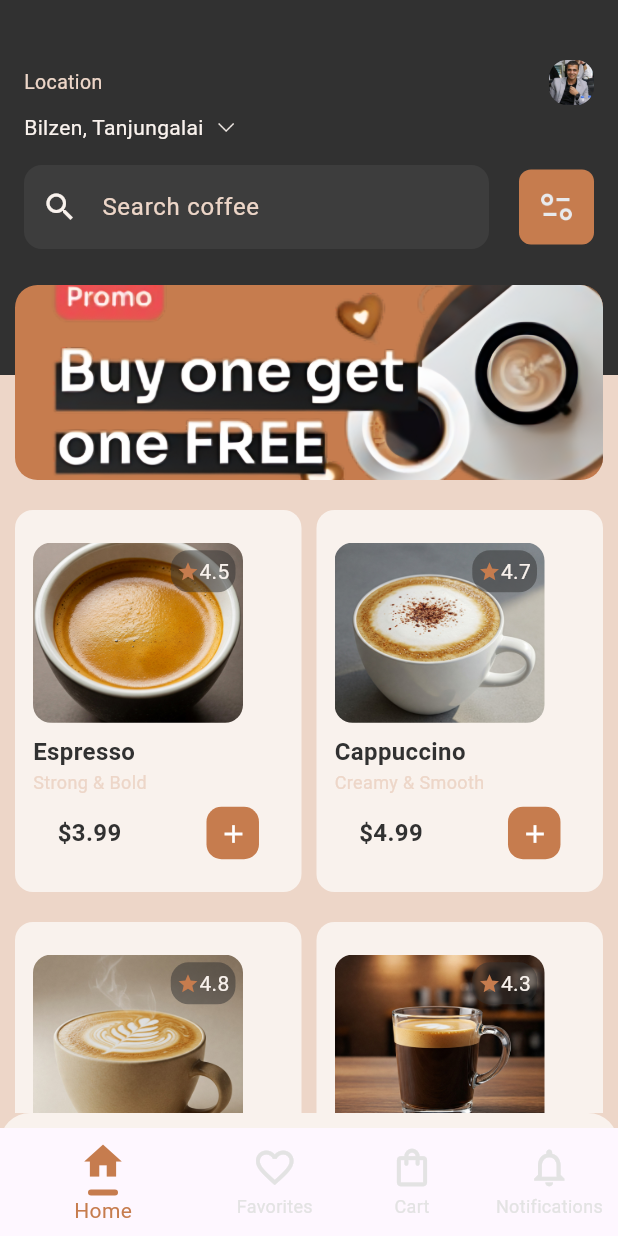
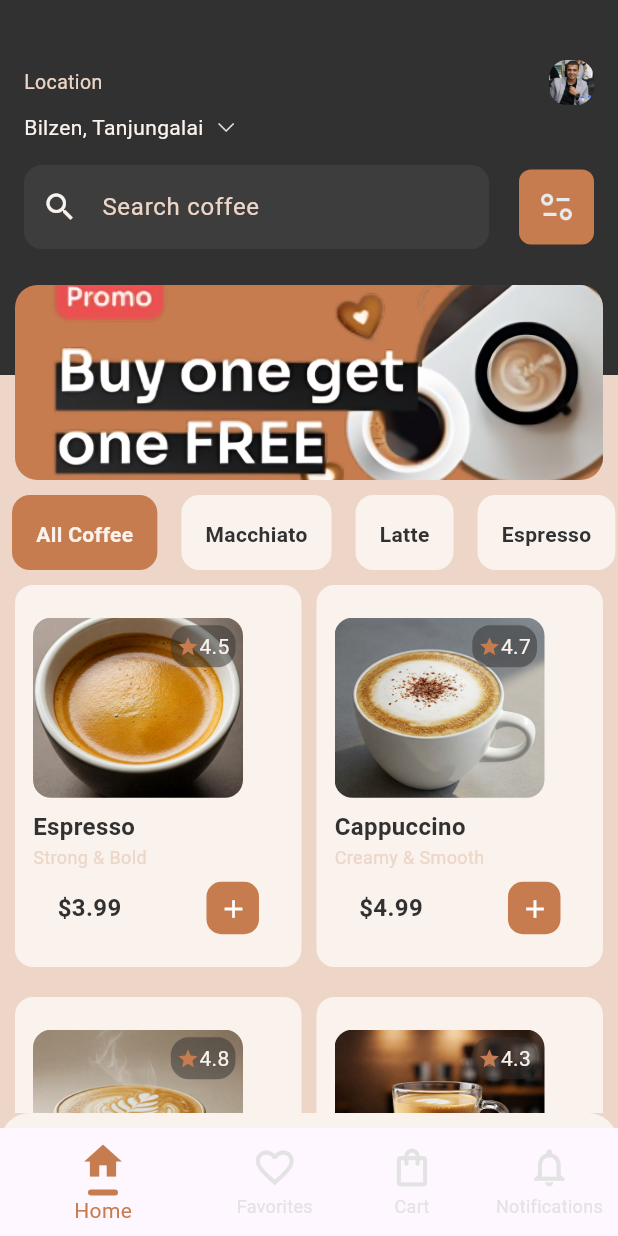
Before and after one commit to ab803/CoffeeApp, a Flutter app: the screen it shows after launch, on a phone screen of 412 x 824 dp. Run offline on Flutter 3.47's test engine with Material 3 defaults, Android fonts, the phone set to English and light mode, and no system bars.

```diff
--- a/lib/Screens/HomeScreen.dart
+++ b/lib/Screens/HomeScreen.dart
@@ -40,12 +40,16 @@ class _HomeScreenState extends State<HomeScreen> {
       } else {
         cart.add({...item, 'quantity': 1}); // Store as int
       }
+      ScaffoldMessenger.of(context).showSnackBar(
+        SnackBar(
+          closeIconColor: Color(0xFFC67C4E),
+          backgroundColor: Color(0xff313131),
+          content: Text("Item added to cart"),
+          duration: Duration(seconds: 2), // Controls how long it stays visible
+        ),
+      );
     });
   }
-
-
-
-
 
   @override
   Widget build(BuildContext context) {
@@ -65,6 +69,47 @@ class _HomeScreenState extends State<HomeScreen> {
               ),
             ),
             SliverToBoxAdapter(child: SizedBox(height: 80)),
+            SliverToBoxAdapter(
+              child: SizedBox(
+                height: 50, // Adjust height as needed
+                child: ListView.builder(
+                  scrollDirection: Axis.horizontal,
+                  itemCount: categories.length,
+                  itemBuilder: (context, index) {
+                    return Padding(
+                      padding: const EdgeInsets.symmetric(horizontal: 8.0),
+                      child: GestureDetector(
+                        onTap: () {
+                          setState(() {
+                            selectedIndex = index; // Update selected category index
+                          });
+                        },
+                        child: Container(
+                          height: 10,
+                          padding: EdgeInsets.all(8),
+                          decoration: BoxDecoration(
+                            color: selectedIndex == index ? Color(0xFFC67C4E) : Color(0xffF9F2ED), // Change color on selection
+                            borderRadius: BorderRadius.circular(12),
+                          ),
+                          child: Padding(
+                            padding: const EdgeInsets.all(8.0),
+                            child: Text(
+                              categories[index],
+                              style: TextStyle(
+                                color: selectedIndex == index ? Color(0xffF9F2ED) : Color(0xff313131),
+                                fontWeight: FontWeight.bold// Highlight selected
+                              ),
+                            ),
+                          ),
+                        ),
+                      )
+
+                    );
+                  },
+                ),
+              ),
+            ),
+
 
             // Coffee Grid View
             SliverPadding(
```
Also changed, not shown: lib/Screens/Cart.dart (+16 -0 lines).
